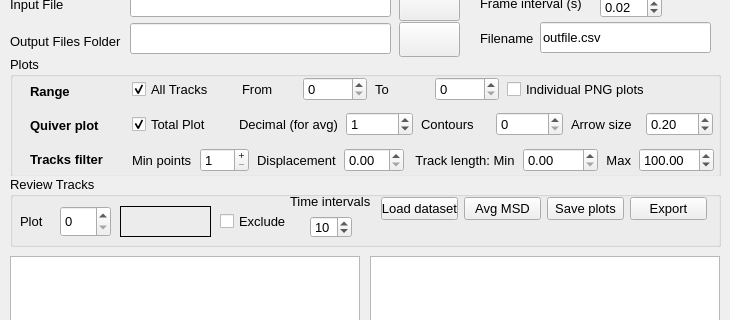
This is tracker.ui in QBI-Microscopy/Tracking as Qt 5 draws it before an edit; both pictures show x 0 to 730 and y 94 to 414 of the 730 by 700 pixel window. The edited form follows.
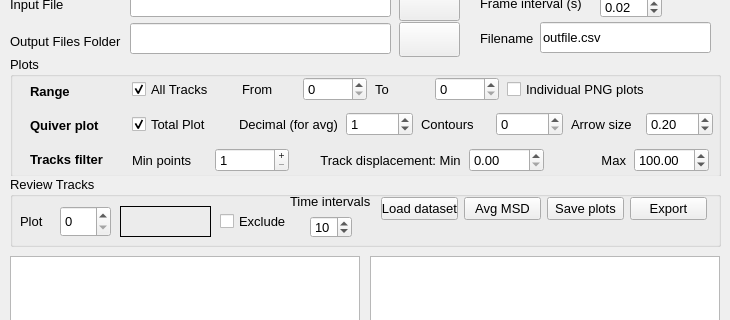
This is the edited form. Icons and pictures are not drawn.

The edit to the form file:
```diff
--- a/tracker.ui
+++ b/tracker.ui
@@ -439,18 +439,17 @@
        </widget>
       </item>
       <item>
-       <widget class="QLabel" name="label_20">
-        <property name="text">
-         <string>Displacement</string>
+       <spacer name="verticalSpacer_3">
+        <property name="orientation">
+         <enum>Qt::Vertical</enum>
         </property>
-       </widget>
-      </item>
-      <item>
-       <widget class="QDoubleSpinBox" name="spinDisplacement">
-        <property name="toolTip">
-         <string>Minimum displacement length</string>
+        <property name="sizeHint" stdset="0">
+         <size>
+          <width>20</width>
+          <height>40</height>
+         </size>
         </property>
-       </widget>
+       </spacer>
       </item>
       <item>
        <widget class="QLabel" name="label_16">
@@ -461,7 +460,7 @@
          </size>
         </property>
         <property name="text">
-         <string> Track length: Min</string>
+         <string> Track displacement: Min</string>
         </property>
        </widget>
       </item>
```
Left out of the diff: 9 changed lines with no effect on the pictures.
